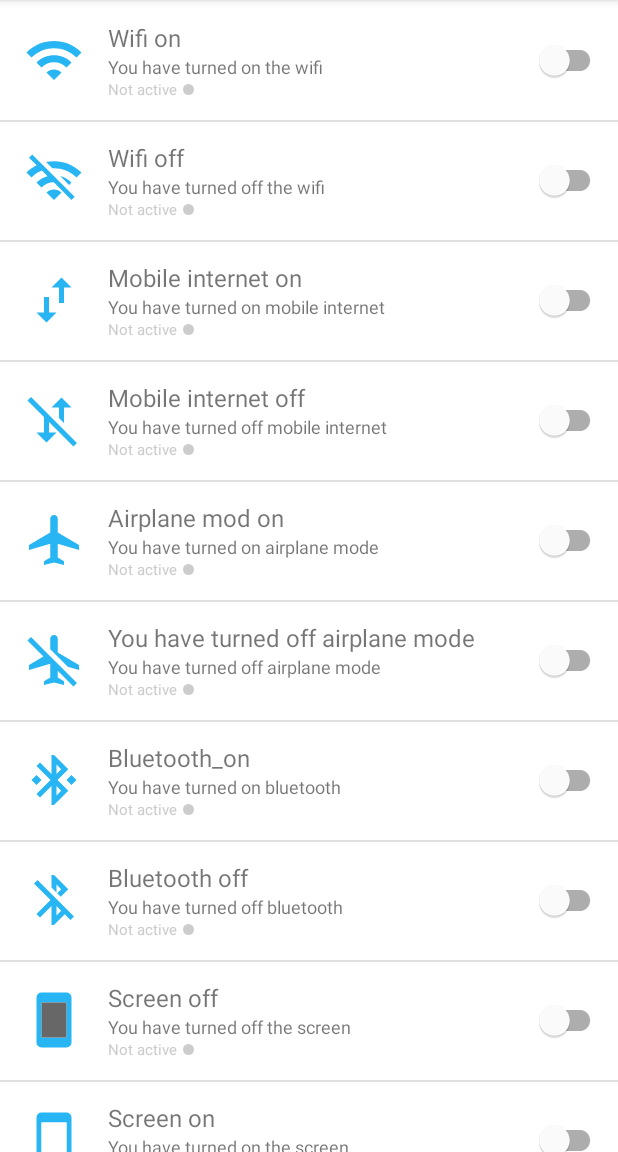
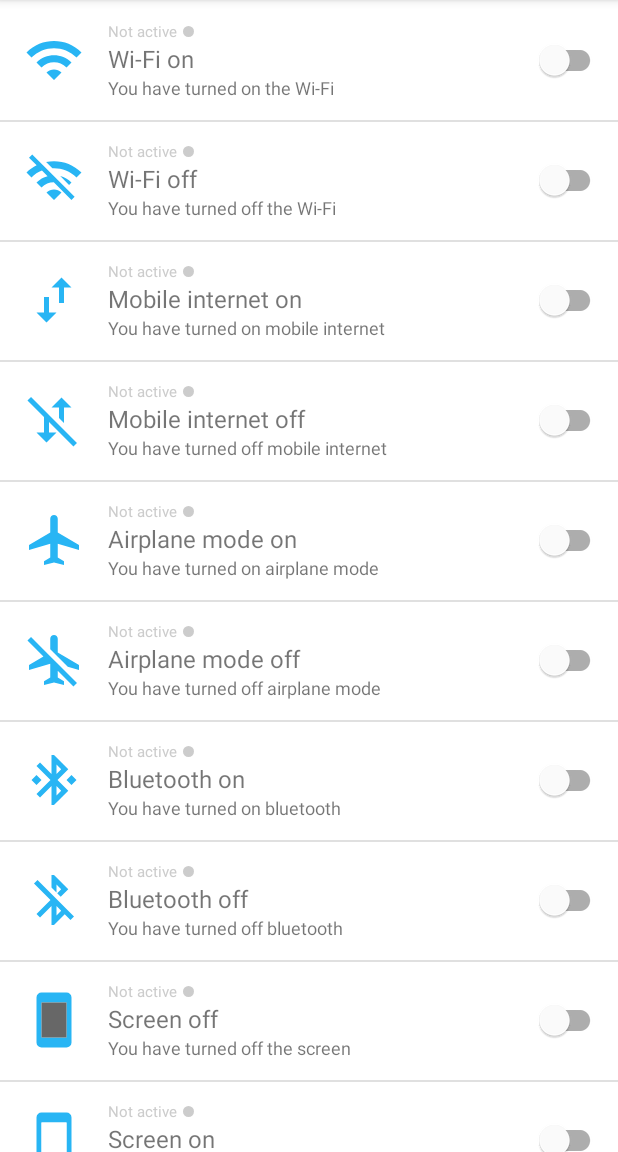
Before and after one commit to YaroslavGorbach-code/system-event-sounds, an Android app: the screen it shows after launch (MainActivity), on a phone screen of 412 x 824 dp, the part 84-1236 px from its top. Run offline under Robolectric (Android 15) with nearby library versions, the phone set to English and light mode, and no system bars; 1 statement that could not run was skipped.

```diff
--- a/app/src/main/java/koropapps/yaroslavgorbach/systemeventsounds/data/local/models/SystemEvent.kt
+++ b/app/src/main/java/koropapps/yaroslavgorbach/systemeventsounds/data/local/models/SystemEvent.kt
@@ -13,7 +13,7 @@ enum class EventName(@StringRes val idRes: Int) {
     MOBILE_INET_ON(R.string.mobile_inet_on),
     MOBILE_INET_OFF(R.string.mobile_inet_off),
     AIRPLANE_MOD_ON(R.string.airplane_mod_on),
-    AIRPLANE_MOD_OFF(R.string.airplane_mod_off_default_text),
+    AIRPLANE_MOD_OFF(R.string.airplane_mod_off),
     BLUETOOTH_ON(R.string.bluetooth_on),
     BLUETOOTH_OFF(R.string.bluetooth_off),
     SCREEN_ON(R.string.screen_on),
--- a/app/src/main/java/koropapps/yaroslavgorbach/systemeventsounds/feature/receivers/AirplaneChangeReceiver.kt
+++ b/app/src/main/java/koropapps/yaroslavgorbach/systemeventsounds/feature/receivers/AirplaneChangeReceiver.kt
@@ -30,7 +30,6 @@ class AirplaneChangeReceiver : BroadcastReceiver() {
                 playerIntent.data = uri
                 context.startService(playerIntent)
             }
-            Toast.makeText(context, "AIRPLANE MOD ON", Toast.LENGTH_LONG).show()
         }
         if (intent?.getBooleanExtra("state", false) == false
             && getEventUseCase(EventName.AIRPLANE_MOD_OFF).active
@@ -46,7 +45,6 @@ class AirplaneChangeReceiver : BroadcastReceiver() {
                 speechIntent.putExtra("MESSAGE", text)
                 context.startService(speechIntent)
             }
-            Toast.makeText(context, "AIRPLANE MOD OFF", Toast.LENGTH_LONG).show()
         }
     }
 }
--- a/app/src/main/java/koropapps/yaroslavgorbach/systemeventsounds/feature/receivers/BluetoothChangeReceiver.kt
+++ b/app/src/main/java/koropapps/yaroslavgorbach/systemeventsounds/feature/receivers/BluetoothChangeReceiver.kt
@@ -35,7 +35,6 @@ class BluetoothChangeReceiver : BroadcastReceiver() {
                         speechIntent.putExtra("MESSAGE", text)
                         context.startService(speechIntent)
                     }
-                    Toast.makeText(context, "BLUETOOTH ON", Toast.LENGTH_LONG).show()
                 }
                 if (state == BluetoothAdapter.STATE_OFF
                     && getEventUseCase(EventName.BLUETOOTH_OFF).active
@@ -51,7 +50,6 @@ class BluetoothChangeReceiver : BroadcastReceiver() {
                         speechIntent.putExtra("MESSAGE", text)
                         context.startService(speechIntent)
                     }
-                    Toast.makeText(context, "BLUETOOTH OFF", Toast.LENGTH_LONG).show()
                 }
             }
         }
--- a/app/src/main/java/koropapps/yaroslavgorbach/systemeventsounds/feature/receivers/HeadphonesConnectedReceiver.kt
+++ b/app/src/main/java/koropapps/yaroslavgorbach/systemeventsounds/feature/receivers/HeadphonesConnectedReceiver.kt
@@ -33,7 +33,6 @@ class HeadphonesConnectedReceiver : BroadcastReceiver() {
                     playerIntent.data = uri
                     context.startService(playerIntent)
                 }
-                Toast.makeText(context, "HEADPHONES PLUGGED", Toast.LENGTH_LONG).show()
                 consumeEventUseCase(EventName.HEADPHONES_UNPLUGGED, false)
             }
             if (intent.getIntExtra("state", -1) == 0
@@ -51,7 +50,6 @@ class HeadphonesConnectedReceiver : BroadcastReceiver() {
                     speechIntent.putExtra("MESSAGE", text)
                     context.startService(speechIntent)
                 }
-                Toast.makeText(context, "HEADPHONES UNPLUGGED", Toast.LENGTH_LONG).show()
                 consumeEventUseCase(EventName.HEADPHONES_UNPLUGGED, true)
             }
         }
--- a/app/src/main/java/koropapps/yaroslavgorbach/systemeventsounds/feature/receivers/NetworkChangeReceiver.kt
+++ b/app/src/main/java/koropapps/yaroslavgorbach/systemeventsounds/feature/receivers/NetworkChangeReceiver.kt
@@ -37,8 +37,6 @@ class NetworkChangeReceiver : BroadcastReceiver() {
                 playerIntent.data = uri
                 context.startService(playerIntent)
             }
-
-            Toast.makeText(context, "WIFI CONNECTED", Toast.LENGTH_LONG).show()
             consumeEventUseCase(EventName.WIFI_ON, true)
             consumeEventUseCase(EventName.WIFI_OFF, false)
         }
@@ -59,8 +57,6 @@ class NetworkChangeReceiver : BroadcastReceiver() {
                 playerIntent.data = uri
                 context.startService(playerIntent)
             }
-
-            Toast.makeText(context, "WIFI DISCONNECTED", Toast.LENGTH_LONG).show()
             consumeEventUseCase(EventName.WIFI_OFF, true)
             consumeEventUseCase(EventName.WIFI_ON, false)
         }
@@ -81,7 +77,6 @@ class NetworkChangeReceiver : BroadcastReceiver() {
                 playerIntent.data = uri
                 context.startService(playerIntent)
             }
-            Toast.makeText(context, "MOBILE INET CONNECTED", Toast.LENGTH_LONG).show()
             consumeEventUseCase(EventName.MOBILE_INET_ON, true)
             consumeEventUseCase(EventName.MOBILE_INET_OFF, false)
         }
@@ -102,7 +97,6 @@ class NetworkChangeReceiver : BroadcastReceiver() {
                 playerIntent.data = uri
                 context.startService(playerIntent)
             }
-            Toast.makeText(context, "MOBILE INET DISCONNECTED", Toast.LENGTH_LONG).show()
             consumeEventUseCase(EventName.MOBILE_INET_OFF, true)
             consumeEventUseCase(EventName.MOBILE_INET_ON, false)
         }
--- a/app/src/main/java/koropapps/yaroslavgorbach/systemeventsounds/feature/receivers/PackageChangeReceiver.kt
+++ b/app/src/main/java/koropapps/yaroslavgorbach/systemeventsounds/feature/receivers/PackageChangeReceiver.kt
@@ -31,7 +31,6 @@ class PackageChangeReceiver : BroadcastReceiver() {
                     playerIntent.data = uri
                     context.startService(playerIntent)
                 }
-                Toast.makeText(context, "APP INSTALLED", Toast.LENGTH_LONG).show()
             }
             if (intent.action == Intent.ACTION_PACKAGE_REMOVED
                 && getEventUseCase(EventName.APP_DELETED).active
@@ -47,7 +46,6 @@ class PackageChangeReceiver : BroadcastReceiver() {
                     playerIntent.data = uri
                     context.startService(playerIntent)
                 }
-                Toast.makeText(context, "APP REMOVED", Toast.LENGTH_LONG).show()
             }
         }
     }
--- a/app/src/main/java/koropapps/yaroslavgorbach/systemeventsounds/feature/receivers/ScreenChangeReceiver.kt
+++ b/app/src/main/java/koropapps/yaroslavgorbach/systemeventsounds/feature/receivers/ScreenChangeReceiver.kt
@@ -31,7 +31,6 @@ class ScreenChangeReceiver : BroadcastReceiver() {
                     playerIntent.data = uri
                     context.startService(playerIntent)
                 }
-                Toast.makeText(context, "SCREEN_ON", Toast.LENGTH_LONG).show()
             }
             if (intent.action == Intent.ACTION_SCREEN_OFF
                 && getEventUseCase(EventName.SCREEN_OFF).active
@@ -47,7 +46,6 @@ class ScreenChangeReceiver : BroadcastReceiver() {
                     playerIntent.data = uri
                     context.startService(playerIntent)
                 }
-                Toast.makeText(context, "SCREEN_OFF", Toast.LENGTH_LONG).show()
             }
         }
     }
--- a/app/src/main/java/koropapps/yaroslavgorbach/systemeventsounds/feature/receivers/UsbConnectionChangeReceiver.kt
+++ b/app/src/main/java/koropapps/yaroslavgorbach/systemeventsounds/feature/receivers/UsbConnectionChangeReceiver.kt
@@ -32,7 +32,6 @@ class UsbConnectionChangeReceiver : BroadcastReceiver() {
                     playerIntent.data = uri
                     context.startService(playerIntent)
                 }
-                Toast.makeText(context, "USB ATTACHED", Toast.LENGTH_LONG).show()
             }
             if (intent.action == Intent.ACTION_POWER_DISCONNECTED
                 && getEventUseCase(EventName.USB_DETACHED).active
@@ -48,7 +47,6 @@ class UsbConnectionChangeReceiver : BroadcastReceiver() {
                     playerIntent.data = uri
                     context.startService(playerIntent)
                 }
-                Toast.makeText(context, "USB DETACHED", Toast.LENGTH_LONG).show()
             }
         }
     }
--- a/app/src/main/res/layout/item_event.xml
+++ b/app/src/main/res/layout/item_event.xml
@@ -3,7 +3,8 @@
     xmlns:app="http://schemas.android.com/apk/res-auto"
     xmlns:tools="http://schemas.android.com/tools"
     android:layout_width="match_parent"
-    android:layout_height="?listPreferredItemHeightLarge">
+    android:layout_height="?listPreferredItemHeightLarge"
+    android:background="?selectableItemBackground">
 
     <ImageView
         android:id="@+id/ic_event"
@@ -12,6 +13,8 @@
         android:layout_marginStart="16dp"
         android:src="@android:drawable/star_off"
         app:layout_constraintBottom_toBottomOf="parent"
+        app:layout_constraintEnd_toStartOf="@+id/event_name"
+        app:layout_constraintHorizontal_bias="0.5"
         app:layout_constraintStart_toStartOf="parent"
         app:layout_constraintTop_toTopOf="parent"
         tools:ignore="ContentDescription" />
@@ -29,22 +32,19 @@
         app:layout_constraintEnd_toStartOf="@+id/start"
         app:layout_constraintHorizontal_bias="0.5"
         app:layout_constraintStart_toEndOf="@+id/ic_event"
-        app:layout_constraintTop_toTopOf="@+id/ic_event"
-        app:layout_constraintVertical_chainStyle="packed" />
+        app:layout_constraintTop_toBottomOf="@+id/text_active" />
 
     <TextView
         android:id="@+id/event_text_file_name"
         android:layout_width="0dp"
         android:layout_height="wrap_content"
-        android:layout_marginStart="16dp"
         android:ellipsize="end"
         android:lines="1"
         android:text="@android:string/unknownName"
         android:textSize="12sp"
-        app:layout_constraintBottom_toTopOf="@+id/text_active"
-        app:layout_constraintEnd_toStartOf="@+id/start"
-        app:layout_constraintHorizontal_bias="0.5"
-        app:layout_constraintStart_toEndOf="@+id/ic_event"
+        app:layout_constraintBottom_toBottomOf="parent"
+        app:layout_constraintEnd_toEndOf="@+id/event_name"
+        app:layout_constraintStart_toStartOf="@+id/event_name"
         app:layout_constraintTop_toBottomOf="@+id/event_name" />
 
     <com.google.android.material.switchmaterial.SwitchMaterial
@@ -54,19 +54,21 @@
         android:layout_marginEnd="8dp"
         app:layout_constraintBottom_toBottomOf="parent"
         app:layout_constraintEnd_toEndOf="parent"
+        app:layout_constraintHorizontal_bias="0.5"
+        app:layout_constraintStart_toEndOf="@+id/event_name"
         app:layout_constraintTop_toTopOf="parent" />
 
     <TextView
         android:id="@+id/text_active"
         android:layout_width="wrap_content"
         android:layout_height="wrap_content"
-        android:layout_marginStart="16dp"
         android:text="Not active"
         android:textColor="?colorControlHighlight"
         android:textSize="10sp"
-        app:layout_constraintBottom_toBottomOf="@+id/ic_event"
-        app:layout_constraintStart_toEndOf="@+id/ic_event"
-        app:layout_constraintTop_toBottomOf="@+id/event_text_file_name"
+        app:layout_constraintBottom_toTopOf="@+id/event_name"
+        app:layout_constraintStart_toStartOf="@+id/event_name"
+        app:layout_constraintTop_toTopOf="parent"
+        app:layout_constraintVertical_chainStyle="packed"
         tools:ignore="SmallSp" />
 
     <ImageView
--- a/app/src/main/res/values/strings.xml
+++ b/app/src/main/res/values/strings.xml
@@ -1,21 +1,22 @@
 <resources>
     <string name="app_name">System event sounds</string>
-    <string name="wifi_on">Wifi on</string>
-    <string name="wifi_off">Wifi off</string>
-    <string name="airplane_mod_on">Airplane mod on</string>
+    <string name="wifi_on">Wi-Fi on</string>
+    <string name="wifi_off">Wi-Fi off</string>
+    <string name="airplane_mod_on">Airplane mode on</string>
+    <string name="airplane_mod_off">Airplane mode off</string>
     <string name="active">Active</string>
     <string name="not_active">Not active</string>
-    <string name="notification_title">Battery sound notifications</string>
+    <string name="notification_title">System event sounds</string>
     <string name="notification_message">App is working…</string>
-    <string name="ticker_text">Battery sound notifications</string>
+    <string name="ticker_text">System event sounds</string>
     <string name="mobile_inet_off">Mobile internet off</string>
     <string name="mobile_inet_on">Mobile internet on</string>
-    <string name="bluetooth_on">Bluetooth_on</string>
+    <string name="bluetooth_on">Bluetooth on</string>
     <string name="bluetooth_off">Bluetooth off</string>
     <string name="screen_on">Screen on</string>
     <string name="screen_off">Screen off</string>
-    <string name="usb_attached">Usb attached</string>
-    <string name="usb_detached">Usb detached</string>
+    <string name="usb_attached">Usb plugged in</string>
+    <string name="usb_detached">Usb plugged out</string>
     <string name="app_installed">App installed</string>
     <string name="app_deleted">App deleted</string>
     <string name="headphones_plugged">Headphones plugged</string>
@@ -27,8 +28,8 @@
     <string name="pick_file">Pick file</string>
     <string name="create">Update</string>
     <string name="updateEvent">Update event</string>
-    <string name="wifi_on_default_text">You have turned on the wifi</string>
-    <string name="wifi_off_default_text">You have turned off the wifi</string>
+    <string name="wifi_on_default_text">You have turned on the Wi-Fi</string>
+    <string name="wifi_off_default_text">You have turned off the Wi-Fi</string>
     <string name="mobile_inet_on_default_text">You have turned on mobile internet</string>
     <string name="mobile_inet_off_default_text">You have turned off mobile internet</string>
     <string name="airplane_mod_on_default_text">You have turned on airplane mode</string>
@@ -43,5 +44,4 @@
     <string name="app_deleted_default_text">You have deleted app</string>
     <string name="headphones_plugged_default_text">You have plugged headphones</string>
     <string name="headphones_unplugged_default_text">You have unplugged headphones</string>
-
 </resources>
```
Also changed, not shown: 1 other file.
